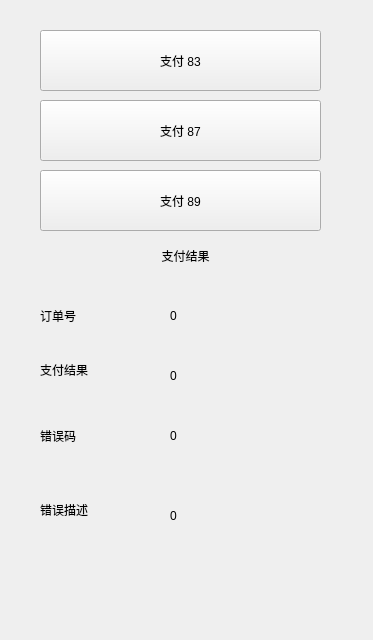
Qt form mainwindow.ui (zhonghualee/MyTestNPP) before a commit.
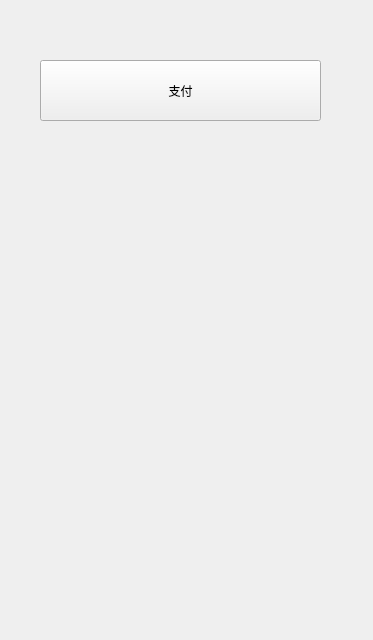
The same form after that commit.

```diff
--- a/mainwindow.ui
+++ b/mainwindow.ui
@@ -18,159 +18,13 @@
     <property name="geometry">
      <rect>
       <x>40</x>
-      <y>170</y>
+      <y>60</y>
       <width>281</width>
       <height>61</height>
      </rect>
     </property>
     <property name="text">
-     <string>支付 89</string>
-    </property>
-   </widget>
-   <widget class="QLabel" name="label">
-    <property name="geometry">
-     <rect>
-      <x>50</x>
-      <y>240</y>
-      <width>271</width>
-      <height>31</height>
-     </rect>
-    </property>
-    <property name="text">
-     <string>支付结果</string>
-    </property>
-    <property name="alignment">
-     <set>Qt::AlignCenter</set>
-    </property>
-   </widget>
-   <widget class="QLabel" name="label_orderid">
-    <property name="geometry">
-     <rect>
-      <x>40</x>
-      <y>300</y>
-      <width>111</width>
-      <height>31</height>
-     </rect>
-    </property>
-    <property name="text">
-     <string>订单号</string>
-    </property>
-   </widget>
-   <widget class="QLabel" name="label_errorcode">
-    <property name="geometry">
-     <rect>
-      <x>40</x>
-      <y>420</y>
-      <width>111</width>
-      <height>31</height>
-     </rect>
-    </property>
-    <property name="text">
-     <string>错误码</string>
-    </property>
-   </widget>
-   <widget class="QLabel" name="label_orderidvalue">
-    <property name="geometry">
-     <rect>
-      <x>170</x>
-      <y>300</y>
-      <width>161</width>
-      <height>31</height>
-     </rect>
-    </property>
-    <property name="text">
-     <string>0</string>
-    </property>
-   </widget>
-   <widget class="QLabel" name="label_errorcodevalue">
-    <property name="geometry">
-     <rect>
-      <x>170</x>
-      <y>420</y>
-      <width>181</width>
-      <height>31</height>
-     </rect>
-    </property>
-    <property name="text">
-     <string>0</string>
-    </property>
-   </widget>
-   <widget class="QLabel" name="label_result">
-    <property name="geometry">
-     <rect>
-      <x>40</x>
-      <y>360</y>
-      <width>121</width>
-      <height>20</height>
-     </rect>
-    </property>
-    <property name="text">
-     <string>支付结果</string>
-    </property>
-   </widget>
-   <widget class="QLabel" name="label_resultvalue">
-    <property name="geometry">
-     <rect>
-      <x>170</x>
-      <y>360</y>
-      <width>161</width>
-      <height>31</height>
-     </rect>
-    </property>
-    <property name="text">
-     <string>0</string>
-    </property>
-   </widget>
-   <widget class="QLabel" name="label_des">
-    <property name="geometry">
-     <rect>
-      <x>40</x>
-      <y>500</y>
-      <width>101</width>
-      <height>20</height>
-     </rect>
-    </property>
-    <property name="text">
-     <string>错误描述</string>
-    </property>
-   </widget>
-   <widget class="QLabel" name="label_desvalue">
-    <property name="geometry">
-     <rect>
-      <x>170</x>
-      <y>500</y>
-      <width>181</width>
-      <height>31</height>
-     </rect>
-    </property>
-    <property name="text">
-     <string>0</string>
-    </property>
-   </widget>
-   <widget class="QPushButton" name="pushButton_2">
-    <property name="geometry">
-     <rect>
-      <x>40</x>
-      <y>100</y>
-      <width>281</width>
-      <height>61</height>
-     </rect>
-    </property>
-    <property name="text">
-     <string>支付 87</string>
-    </property>
-   </widget>
-   <widget class="QPushButton" name="pushButton_3">
-    <property name="geometry">
-     <rect>
-      <x>40</x>
-      <y>30</y>
-      <width>281</width>
-      <height>61</height>
-     </rect>
-    </property>
-    <property name="text">
-     <string>支付 83</string>
+     <string>支付</string>
     </property>
    </widget>
   </widget>
```
Left out of the diff: 2 changed lines with no effect on the pictures.
